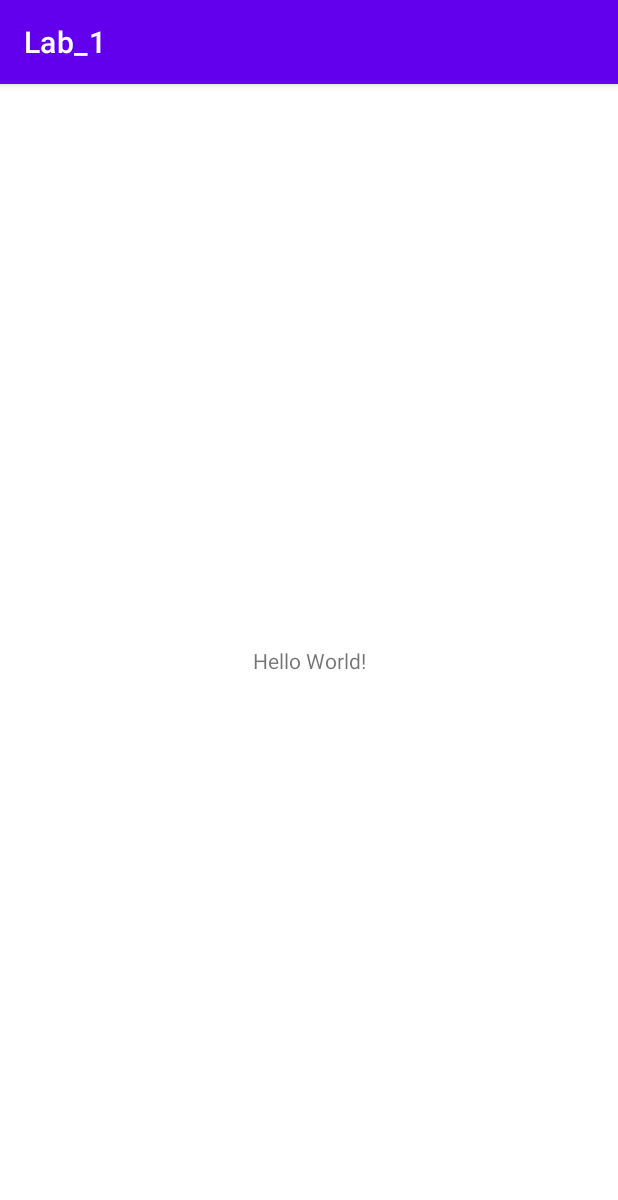
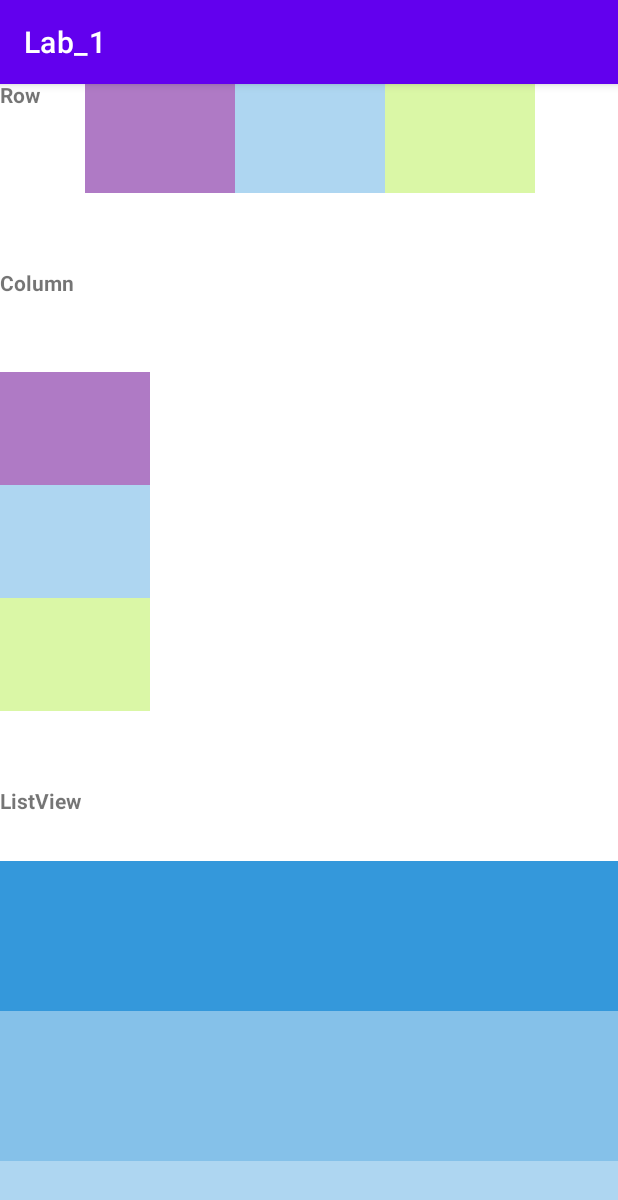
Before and after one commit to nhwzaan/mobile_labs_20520855, an Android app: the screen it shows after launch (MainActivity), on a phone screen of 412 x 824 dp. Shown: the top 1200 px of the screen. Run offline under Robolectric (Android 15) with nearby library versions, the phone set to English and light mode, and no system bars.

Commit message:
commit to lab_1

```diff
--- /dev/null
+++ b/app/src/main/java/com/example/lab_1/GridViewAdapter.java
@@ -0,0 +1,38 @@
+package com.example.lab_1;
+
+
+import android.content.Context;
+import android.view.LayoutInflater;
+import android.view.View;
+import android.view.ViewGroup;
+import android.widget.BaseAdapter;
+
+public class GridViewAdapter extends BaseAdapter {
+    private Context ctx;
+    LayoutInflater inflater;
+    public GridViewAdapter(Context context)
+    {
+        this.ctx = context;
+        inflater = LayoutInflater.from(ctx);
+    }
+    @Override
+    public int getCount() {
+        return 1;
+    }
+
+    @Override
+    public Object getItem(int i) {
+        return null;
+    }
+
+    @Override
+    public long getItemId(int i) {
+        return 0;
+    }
+
+    @Override
+    public View getView(int i, View view, ViewGroup viewGroup) {
+        view = inflater.inflate(R.layout.activity_gridview,null);
+        return view;
+    }
+}
--- /dev/null
+++ b/app/src/main/java/com/example/lab_1/ListViewAdapter.java
@@ -0,0 +1,38 @@
+package com.example.lab_1;
+
+import android.content.Context;
+import android.view.LayoutInflater;
+import android.view.View;
+import android.view.ViewGroup;
+import android.widget.BaseAdapter;
+import android.widget.TextView;
+
+public class ListViewAdapter extends BaseAdapter {
+    Context context;
+    LayoutInflater inflater;
+    public ListViewAdapter(Context ctx)
+    {
+        context = ctx;
+        inflater = LayoutInflater.from(ctx);
+    }
+    @Override
+    public int getCount() {
+        return 1;
+    }
+
+    @Override
+    public Object getItem(int i) {
+        return null;
+    }
+
+    @Override
+    public long getItemId(int i) {
+        return 0;
+    }
+
+    @Override
+    public View getView(int i, View view, ViewGroup viewGroup) {
+        view = inflater.inflate(R.layout.activity_listview, null);
+        return view;
+    }
+}
--- a/app/src/main/java/com/example/lab_1/MainActivity.java
+++ b/app/src/main/java/com/example/lab_1/MainActivity.java
@@ -3,12 +3,24 @@ package com.example.lab_1;
 import androidx.appcompat.app.AppCompatActivity;
 
 import android.os.Bundle;
+import android.widget.GridView;
+import android.widget.ListView;
 
 public class MainActivity extends AppCompatActivity {
-
+    ListView listView;
+    GridView gridView;
     @Override
     protected void onCreate(Bundle savedInstanceState) {
         super.onCreate(savedInstanceState);
         setContentView(R.layout.activity_main);
+        listView = findViewById(R.id.customListView);
+        listView.setNestedScrollingEnabled(false);
+        ListViewAdapter customAdapter = new ListViewAdapter(getApplicationContext());
+        listView.setAdapter(customAdapter);
+
+        gridView = findViewById(R.id.gridView);
+        gridView.setNestedScrollingEnabled(false);
+        GridViewAdapter customGridAdapter = new GridViewAdapter(getApplicationContext());
+        gridView.setAdapter(customGridAdapter);
     }
 }
--- /dev/null
+++ b/app/src/main/res/layout/activity_listview.xml
@@ -0,0 +1,25 @@
+<?xml version="1.0" encoding="utf-8"?>
+<LinearLayout xmlns:android="http://schemas.android.com/apk/res/android"
+    xmlns:app="http://schemas.android.com/apk/res-auto"
+    xmlns:tools="http://schemas.android.com/tools"
+    android:layout_width="match_parent"
+    android:layout_height="match_parent"
+    android:orientation="vertical"
+    tools:context=".ListView">
+
+    <TextView
+        android:id="@+id/textView"
+        android:layout_width="match_parent"
+        android:layout_height="100dp"
+        android:background="#3498DB"/>
+    <TextView
+        android:id="@+id/textView2"
+        android:layout_width="match_parent"
+        android:layout_height="100dp"
+        android:background="#85C1E9"/>
+    <TextView
+        android:id="@+id/textView3"
+        android:layout_width="match_parent"
+        android:layout_height="100dp"
+        android:background="#AED6F1"/>
+</LinearLayout>
--- a/app/src/main/res/layout/activity_main.xml
+++ b/app/src/main/res/layout/activity_main.xml
@@ -6,13 +6,124 @@
     android:layout_height="match_parent"
     tools:context=".MainActivity">
 
-    <TextView
-        android:layout_width="wrap_content"
-        android:layout_height="wrap_content"
-        android:text="Hello World!"
-        app:layout_constraintBottom_toBottomOf="parent"
-        app:layout_constraintEnd_toEndOf="parent"
-        app:layout_constraintStart_toStartOf="parent"
-        app:layout_constraintTop_toTopOf="parent" />
+    <androidx.core.widget.NestedScrollView
+        android:layout_width="match_parent"
+        android:layout_height="match_parent">
+
+        <androidx.appcompat.widget.LinearLayoutCompat
+            android:layout_width="match_parent"
+            android:layout_height="match_parent"
+            android:orientation="vertical">
+
+            <!--RowView-->
+            <LinearLayout
+                android:id="@+id/linearLayout"
+                android:layout_width="match_parent"
+                android:layout_height="match_parent"
+                android:orientation="horizontal"
+                app:layout_constraintTop_toTopOf="parent"
+                tools:context=".MainActivity">
+
+                <TextView
+                    android:layout_width="wrap_content"
+                    android:layout_height="wrap_content"
+                    android:layout_marginEnd="30dp"
+                    android:text="Row"
+                    android:textStyle="bold" />
+
+                <TextView
+                    android:layout_width="100dp"
+                    android:layout_height="75dp"
+
+                    android:background="#AF7AC5" />
+
+                <TextView
+                    android:layout_width="100dp"
+                    android:layout_height="75dp"
+
+                    android:background="#AED6F1" />
+
+
+                <TextView
+                    android:layout_width="100dp"
+                    android:layout_height="75dp"
+
+                    android:background="#DAF7A6" />
+            </LinearLayout>
+
+            <!--ColumnView-->
+            <LinearLayout
+                android:id="@+id/column"
+                android:layout_width="match_parent"
+                android:layout_height="wrap_content"
+                android:layout_marginTop="50dp"
+                android:orientation="vertical"
+                app:layout_constraintTop_toTopOf="parent"
+                tools:context=".MainActivity">
+
+                <TextView
+                    android:layout_width="wrap_content"
+                    android:layout_height="wrap_content"
+                    android:layout_marginBottom="50dp"
+                    android:text="Column"
+                    android:textStyle="bold" />
+
+
+                <TextView
+                    android:layout_width="100dp"
+                    android:layout_height="75dp"
+
+                    android:background="#AF7AC5" />
+
+
+
+                <TextView
+                    android:layout_width="100dp"
+                    android:layout_height="75dp"
+
+                    android:background="#AED6F1" />
+
+                <TextView
+                    android:layout_width="100dp"
+                    android:layout_height="75dp"
+
+                    android:background="#DAF7A6" />
+
+            </LinearLayout>
+
+            <!--ListView-->
+            <TextView
+                android:layout_width="wrap_content"
+                android:layout_height="50dp"
+                android:text="ListView"
+                android:textStyle="bold"
+                android:layout_marginTop="50dp"
+                app:layout_constraintBottom_toTopOf="@+id/customListView"
+                app:layout_constraintStart_toStartOf="parent" />
+
+            <ListView
+                android:id="@+id/customListView"
+                android:layout_width="match_parent"
+                android:layout_height="250dp"
+                app:layout_constraintTop_toBottomOf="@+id/column" />
+
+            <!--GridView-->
+            <TextView
+                android:layout_width="wrap_content"
+                android:layout_height="50dp"
+                android:text="GridView"
+                android:textStyle="bold"
+                android:layout_marginTop="50dp"
+                app:layout_constraintTop_toBottomOf="@+id/customListView"
+                app:layout_constraintStart_toStartOf="parent" />
+
+            <GridView
+                android:layout_width="match_parent"
+                android:layout_height="wrap_content"
+                android:id="@+id/gridView"
+                android:numColumns="1"/>
+        </androidx.appcompat.widget.LinearLayoutCompat>
+    </androidx.core.widget.NestedScrollView>
+
 
 </androidx.constraintlayout.widget.ConstraintLayout>
--- a/app/src/main/res/layout/lab_1.xml
+++ /dev/null
@@ -1,6 +0,0 @@
-<?xml version="1.0" encoding="utf-8"?>
-<androidx.constraintlayout.widget.ConstraintLayout xmlns:android="http://schemas.android.com/apk/res/android"
-    android:layout_width="match_parent"
-    android:layout_height="match_parent">
-
-</androidx.constraintlayout.widget.ConstraintLayout>
--- a/app/src/main/res/values/colors.xml
+++ b/app/src/main/res/values/colors.xml
@@ -7,4 +7,10 @@
     <color name="teal_700">#FF018786</color>
     <color name="black">#FF000000</color>
     <color name="white">#FFFFFFFF</color>
+    <color name="red">#FF0000</color>
+    <color name="light_green">#53A356</color>
+    <color name="blue_200">#009688</color>
+    <color name="blue_400">#00BCD4</color>
+    <color name="blue_600">#03A9F4</color>
+    <color name="blue_800">#2196F3</color>
 </resources>
```
Also changed, not shown: app/src/main/java/com/example/lab_1/GridView.java (added, +15 -0 lines), app/src/main/java/com/example/lab_1/ListView.java (added, +14 -0 lines), app/src/main/res/layout/activity_gridview.xml (added, +51 -0 lines).
